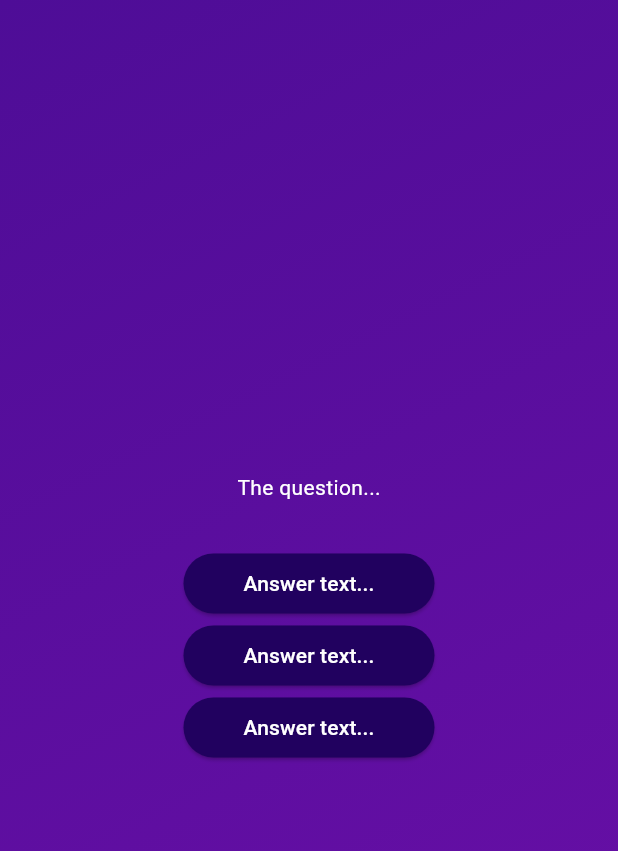
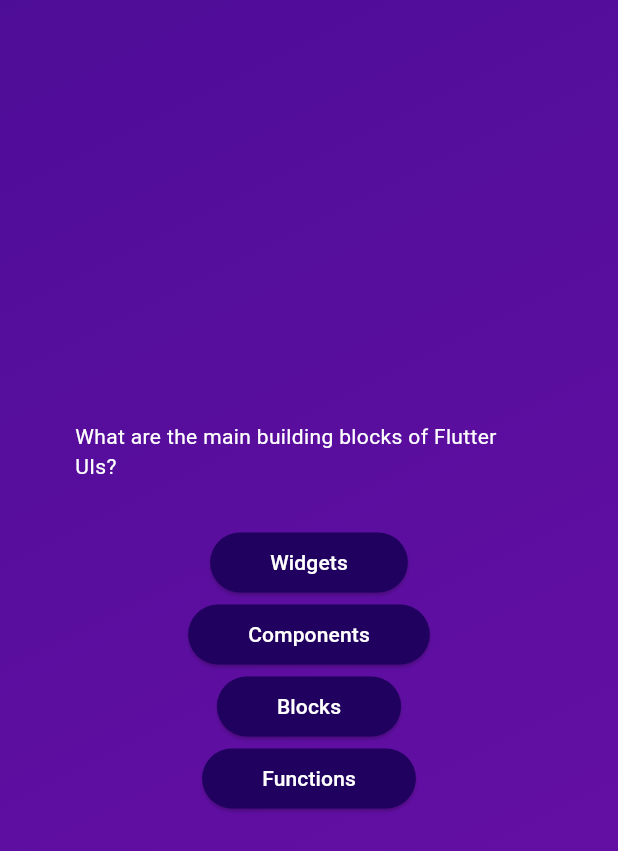
Before and after one commit to GrodTheGreat/Udemy-Flutter, a Flutter app: the screen it shows after launch, after a tap on "Start Quiz", on a phone screen of 412 x 824 dp. Shown: the top 851 px of the screen. Run offline on Flutter 3.47's test engine with Material 3 defaults, Android fonts, the light colour scheme and no system bars.

Commit message:
Complete map and spread lesson

```diff
--- a/quiz/lib/questions_screen.dart
+++ b/quiz/lib/questions_screen.dart
@@ -1,5 +1,6 @@
 import 'package:flutter/material.dart';
 import 'package:quiz/answer_button.dart';
+import 'package:quiz/data/questions.dart';
 
 class QuestionsScreen extends StatefulWidget {
   const QuestionsScreen({super.key});
@@ -11,16 +12,21 @@
 class _QuestionsScreenState extends State<QuestionsScreen> {
   @override
   Widget build(BuildContext context) {
+    final currentQuestion = questions[0];
+
     return SizedBox(
       width: double.infinity,
       child: Column(
         mainAxisAlignment: MainAxisAlignment.center,
         children: [
-          const Text("The question...", style: TextStyle(color: Colors.white)),
+          Text(
+            currentQuestion.text,
+            style: const TextStyle(color: Colors.white),
+          ),
           const SizedBox(height: 30),
-          AnswerButton(answerText: "Answer text...", onTap: () {}),
-          AnswerButton(answerText: "Answer text...", onTap: () {}),
-          AnswerButton(answerText: "Answer text...", onTap: () {}),
+          ...currentQuestion.answers.map((answer) {
+            return AnswerButton(answerText: answer, onTap: () {});
+          }),
         ],
       ),
     );
```
